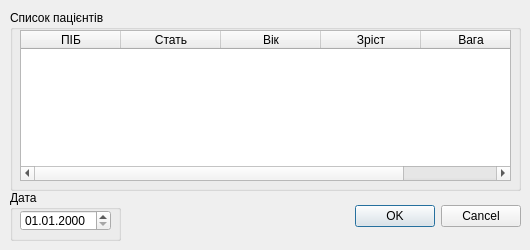
First picture: the form in DTest/getpatientdialog.ui, repository SeregaGomen/DTest, before the edit.
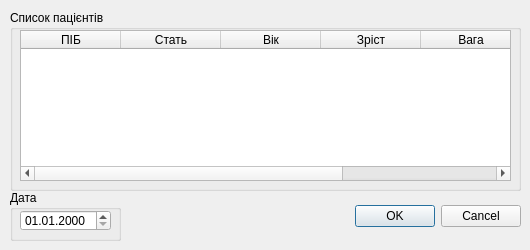
Second picture: the form after the edit.

```diff
--- a/DTest/getpatientdialog.ui
+++ b/DTest/getpatientdialog.ui
@@ -75,6 +75,11 @@
       <string>Вага</string>
      </property>
     </column>
+    <column>
+     <property name="text">
+      <string>id</string>
+     </property>
+    </column>
    </widget>
   </widget>
   <widget class="QGroupBox" name="groupBox_4">
```
